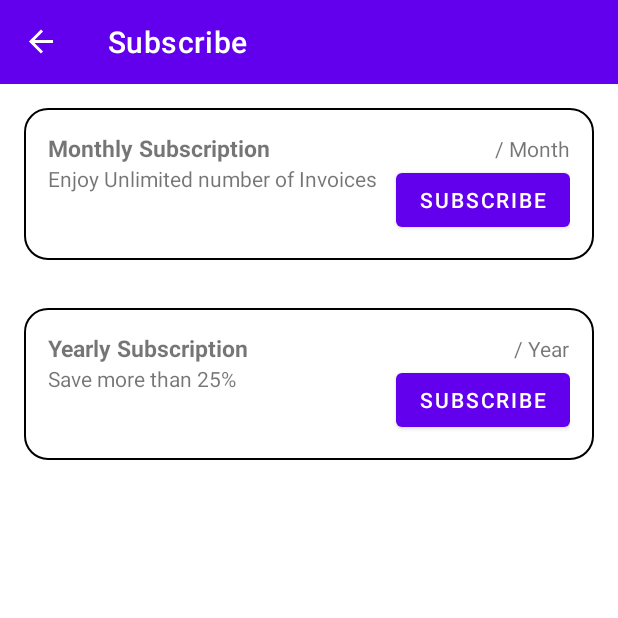
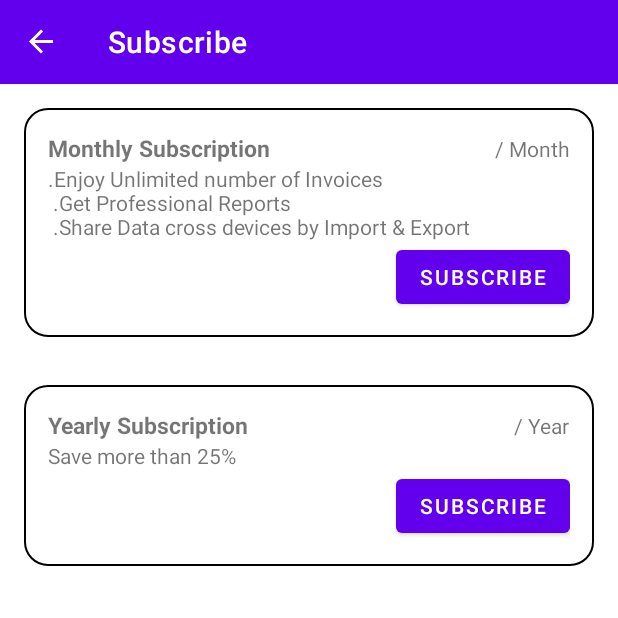
Before and after one commit to MoHussam-865/SmartInvoice, an Android app: the SubscribeFragment screen opened through its navigation route, on a phone screen of 412 x 824 dp, the top half of it. Run offline under Robolectric (Android 15) with nearby library versions, the phone set to English and light mode, and no system bars; our stand-ins replace AdMob, Dagger/Hilt's generated code, navigation-ui; libraries missing offline, so code that uses them is left out: com.android.billingclient; Roboto replaces fonts that are not available here; 4 statements that could not run were skipped.

Commit message:
intermediate commit

```diff
--- a/app/build.gradle
+++ b/app/build.gradle
@@ -14,8 +14,8 @@ android {
         applicationId "com.android_a865.estimatescalculator"
         minSdkVersion 21
         targetSdkVersion 31
-        versionCode 10
-        versionName "1.9"
+        versionCode 11
+        versionName "2.0"
 
         testInstrumentationRunner "androidx.test.runner.AndroidJUnitRunner"
     }
--- a/app/src/main/java/com/android_a865/estimatescalculator/feature_reports/domain/model/FullReport.kt
+++ b/app/src/main/java/com/android_a865/estimatescalculator/feature_reports/domain/model/FullReport.kt
@@ -10,4 +10,5 @@ data class FullReport(
 
     val clientsReport: List<ClientReport>,
     val itemsReport: SmartList<InvoiceItem>,
+    val daysReport: List<DaysReport>
 )
--- a/app/src/main/res/layout/fragment_subscribe.xml
+++ b/app/src/main/res/layout/fragment_subscribe.xml
@@ -52,14 +52,13 @@
         </LinearLayout>
 
         <LinearLayout
-            android:orientation="horizontal"
+            android:orientation="vertical"
             android:layout_width="match_parent"
             android:layout_height="wrap_content">
 
             <TextView
-                android:layout_width="0dp"
-                android:layout_weight="1"
-                android:layout_height="match_parent"
+                android:layout_width="match_parent"
+                android:layout_height="wrap_content"
                 android:text="@string/monthly_features"
                 />
 
@@ -67,6 +66,7 @@
                 android:id="@+id/btn_monthly_subscription"
                 android:layout_width="wrap_content"
                 android:layout_height="wrap_content"
+                android:layout_gravity="bottom|end"
                 android:text="@string/subscribe" />
 
         </LinearLayout>
@@ -109,13 +109,12 @@
         </LinearLayout>
 
         <LinearLayout
-            android:orientation="horizontal"
+            android:orientation="vertical"
             android:layout_width="match_parent"
             android:layout_height="wrap_content">
 
             <TextView
-                android:layout_width="0dp"
-                android:layout_weight="1"
+                android:layout_width="match_parent"
                 android:layout_height="match_parent"
                 android:text="@string/yearly_features"
                 />
@@ -124,6 +123,7 @@
                 android:id="@+id/btn_yearly_subscription"
                 android:layout_width="wrap_content"
                 android:layout_height="wrap_content"
+                android:layout_gravity="bottom|end"
                 android:text="@string/subscribe" />
 
         </LinearLayout>
--- a/app/src/main/res/values/strings.xml
+++ b/app/src/main/res/values/strings.xml
@@ -68,7 +68,11 @@
     <string name="you_are_subscribed">You are Subscribed</string>
     <string name="monthly_subscription">Monthly Subscription</string>
     <string name="month">/ Month</string>
-    <string name="monthly_features">Enjoy Unlimited number of Invoices</string>
+    <string name="monthly_features">
+        .Enjoy Unlimited number of Invoices\n
+        .Get Professional Reports\n
+        .Share Data cross devices by Import &amp; Export
+    </string>
     <string name="yearly_subscription">Yearly Subscription</string>
     <string name="per_year">/ Year</string>
     <string name="yearly_features">Save more than 25%</string>
```
Also changed, not shown: app/src/main/java/com/android_a865/estimatescalculator/feature_main/presentation/main_page/MainFragmentViewModel.kt (+6 -4 lines), app/src/main/java/com/android_a865/estimatescalculator/feature_reports/domain/model/DaysReport.kt (+6 -1 lines), app/src/main/java/com/android_a865/estimatescalculator/feature_reports/domain/use_cases/FullReportUseCase.kt (+26 -4 lines), app/src/main/java/com/android_a865/estimatescalculator/feature_reports/presentation/overview/ReportsMainFragment.kt (+92 -12 lines), 3 other files.
